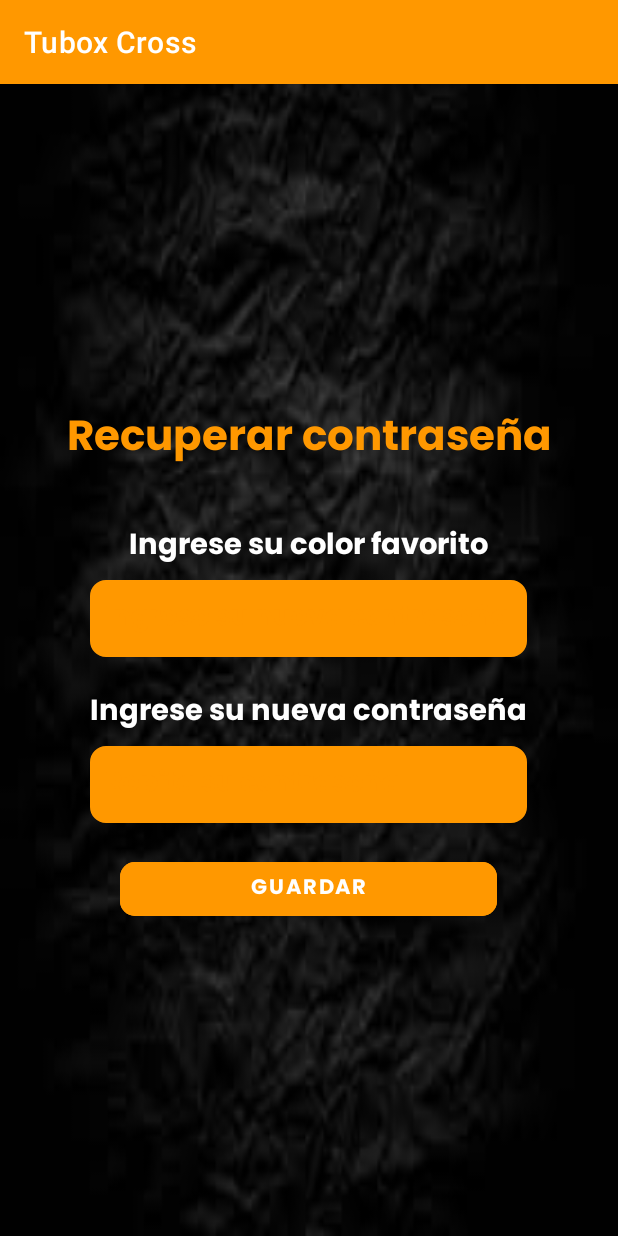
After one commit to leonardopadillla/Tubox-master, an Android app: the RecuperacionPass screen opened directly, with no data from a screen before it, on a phone screen of 412 x 824 dp. The commit adds this screen. Run offline under Robolectric (Android 15) with nearby library versions, the phone set to English and light mode, and no system bars; 3 statements that could not run were skipped.

Commit message:
V2.1
Recuperacion de contrasena agregado correctamente

```diff
--- a/app/src/main/AndroidManifest.xml
+++ b/app/src/main/AndroidManifest.xml
@@ -228,6 +228,9 @@
             android:name=".Creadordieta"
             android:exported="false" />
         <activity
+            android:name=".RecuperacionPass"
+            android:exported="false" />
+        <activity
             android:name=".Dieta1500"
             android:exported="false" />
         <activity
--- /dev/null
+++ b/app/src/main/java/sv/edu/catolica/workin/RecuperacionPass.java
@@ -0,0 +1,62 @@
+package sv.edu.catolica.workin;
+
+import android.content.Intent;
+import android.os.Bundle;
+import android.util.Log;
+import android.view.View;
+import android.widget.Button;
+import android.widget.EditText;
+import android.widget.Toast;
+
+import androidx.appcompat.app.AppCompatActivity;
+
+public class RecuperacionPass extends AppCompatActivity implements View.OnClickListener {
+    EditText pas,  color;
+    Button save;
+    int id=0;
+    Usuario u;
+    daoUsuario dao;
+    String colorbase, colorfinal, passreal;
+
+    @Override
+    protected void onCreate(Bundle savedInstanceState) {
+        super.onCreate(savedInstanceState);
+
+        setContentView(R.layout.design_recuperarpass);
+        color= findViewById(R.id.etColorfavoritorecu);
+        pas= findViewById(R.id.etContrasenanuevarecuperacio);
+        save= findViewById(R.id.btnGuardarcon);
+        save.setOnClickListener(this);
+
+        Bundle bundle = getIntent().getExtras();
+        id=bundle.getInt("id");
+        dao=new daoUsuario(this);
+        u=dao.getUsuarioById(id);
+        Log.d("UsuarioObtenido", u.toString());
+        colorbase=u.getColorfav();
+
+    }
+
+    @Override
+    public void onClick(View v) {
+        switch (v.getId()){
+            case R.id.btnGuardarcon:
+                u.setPassword(pas.getText().toString());
+
+                if(!colorbase.equalsIgnoreCase(color.getText().toString())) {
+                    Toast.makeText(this, "ERROR: Campos vacíos o el color esta erroneo",
+                            Toast.LENGTH_SHORT).show();
+                }else if (dao.updateUsuario(u)){
+
+                    Toast.makeText(this, "Actualización Exitosa!", Toast.LENGTH_SHORT).show();
+                    Intent in = new Intent(RecuperacionPass.this, Login.class);
+                    in.putExtra("id",u.getId());
+                    startActivity(in);
+                    finish();
+                }else{
+                    Toast.makeText(this, "No se puede actualizar", Toast.LENGTH_SHORT).show();
+                }
+                break;
+        }
+    }
+}
--- a/app/src/main/java/sv/edu/catolica/workin/Resgistrarse.java
+++ b/app/src/main/java/sv/edu/catolica/workin/Resgistrarse.java
@@ -2,6 +2,7 @@ package sv.edu.catolica.workin;
 
 import android.content.Intent;
 import android.os.Bundle;
+import android.util.Log;
 import android.view.View;
 import android.widget.Button;
 import android.widget.EditText;
@@ -19,6 +20,7 @@ public class Resgistrarse extends AppCompatActivity implements View.OnClickListe
     EditText pes;
     EditText edd;
     EditText cod;
+    EditText color;
     Button reg;
     daoUsuario dao;
     String codigofinalgym;
@@ -37,6 +39,7 @@ public class Resgistrarse extends AppCompatActivity implements View.OnClickListe
         pes=findViewById(R.id.etPeso);
         edd=findViewById(R.id.etEdad);
         cod=findViewById(R.id.codigogym);
+        color=findViewById(R.id.colorfavoritoet);
         reg.setOnClickListener(this);
 
 
@@ -59,6 +62,7 @@ public class Resgistrarse extends AppCompatActivity implements View.OnClickListe
                 u.setAltura(alt.getText().toString());
                 u.setPeso(pes.getText().toString());
                 u.setEdad(edd.getText().toString());
+                u.setColorfav(color.getText().toString());
                 u.setResultado("0");
                 u.setRutinaAbdomen(0);
                 u.setRutinaBrazo(0);
--- /dev/null
+++ b/app/src/main/res/layout/design_recuperarpass.xml
@@ -0,0 +1,100 @@
+<?xml version="1.0" encoding="utf-8"?>
+<LinearLayout
+    xmlns:android="http://schemas.android.com/apk/res/android"
+    xmlns:app="http://schemas.android.com/apk/res-auto"
+    xmlns:tools="http://schemas.android.com/tools"
+    android:layout_width="match_parent"
+    android:layout_height="match_parent"
+    android:orientation="vertical"
+    android:padding="20dp"
+    android:gravity="center"
+    android:background="@drawable/bgnegro">
+
+    <TextView
+        android:layout_width="match_parent"
+        android:layout_height="wrap_content"
+        android:layout_marginTop="25dp"
+        android:layout_marginBottom="30dp"
+        android:fontFamily="@font/poppinsbold"
+        android:gravity="center"
+        android:text="@string/recuperacion_lbl"
+        android:textColor="@color/boton"
+        android:textSize="28sp"
+        android:textStyle="bold" />
+
+    <LinearLayout
+        android:layout_width="wrap_content"
+        android:layout_height="wrap_content"
+        android:orientation="vertical"
+        >
+
+        <TextView
+            android:layout_width="match_parent"
+            android:layout_height="wrap_content"
+            android:layout_marginBottom="5dp"
+            android:fontFamily="@font/poppinsbold"
+            android:text="@string/colorfav_lbl"
+            android:textAlignment="center"
+            android:textColor="@color/white"
+            android:textSize="19sp"></TextView>
+
+        <EditText
+            android:id="@+id/etColorfavoritorecu"
+            android:layout_width="match_parent"
+            android:layout_height="wrap_content"
+            android:layout_marginBottom="20dp"
+            android:autofillHints="no"
+            android:background="@drawable/sytle_edit"
+            android:enabled="true"
+            android:fontFamily="@font/poppinsbold"
+            android:hint="@string/ayuda_nuevoPassword"
+            android:inputType="textPersonName"
+            android:minHeight="48dp"
+            android:textColor="@color/white"
+            android:textColorHint="@color/boton"
+            tools:ignore="DuplicateSpeakableTextCheck" />
+
+        <TextView
+            android:id="@+id/textView2"
+            android:layout_width="match_parent"
+            android:layout_height="wrap_content"
+            android:layout_marginBottom="5dp"
+            android:fontFamily="@font/poppinsbold"
+            android:text="@string/ayuda_nuevoPassword"
+            android:textColor="@color/white"
+            android:textSize="19sp"></TextView>
+
+        <EditText
+        android:id="@+id/etContrasenanuevarecuperacio"
+        android:layout_width="match_parent"
+        android:layout_height="wrap_content"
+        android:autofillHints="no"
+        android:hint="@string/ayudaConfirmarPass"
+        android:inputType="textPassword"
+        android:minHeight="48dp"
+        android:fontFamily="@font/poppinsbold"
+        android:ems="10"
+        android:enabled="true"
+        android:textColor="@color/white"
+        android:background="@drawable/sytle_edit"
+        tools:ignore="DuplicateSpeakableTextCheck"
+        android:textColorHint="@color/boton" />
+
+        <Button
+            android:id="@+id/btnGuardarcon"
+            style="?attr/materialButtonStyle"
+            android:layout_width="match_parent"
+            android:layout_height="wrap_content"
+            android:layout_gravity="center"
+            android:layout_margin="20dp"
+            android:backgroundTint="@color/boton"
+            android:enabled="true"
+            android:fontFamily="@font/poppinsbold"
+            android:text="@string/btnGuardar"
+            android:textColor="@color/white"
+            app:cornerRadius="10dp"
+            app:strokeColor="@color/boton"
+            tools:ignore="TextContrastCheck" />
+    </LinearLayout>
+
+</LinearLayout>
--- a/app/src/main/res/values/strings.xml
+++ b/app/src/main/res/values/strings.xml
@@ -4,6 +4,7 @@
     <string name="usuario_lbl">Nombre de Usuario</string>
     <string name="logo_app">Logo</string>
     <string name="pass_lbl">Contraseña</string>
+    <string name="recuperarlogin_lbl">¿Desea recuperar su contraseña?</string>
     <string name="ayudaPass">Ingrese su contraseña</string>
     <string name="ayuda_contraseña_olvidada">¿Olvido su contraseña? <u>Click Aquí.</u></string>
     <string name="btn_ingresar">Ingresar</string>
@@ -16,6 +17,8 @@
     <string name="ayudaConfirmarPass">Repita su contraseña</string>
     <string name="codigo">Codigo</string>
     <string name="restablecer_lbl">Restablecer contraseña</string>
+    <string name="recuperacion_lbl">Recuperar contraseña</string>
+    <string name="colorfav_lbl">Ingrese su color favorito</string>
     <string name="restablecer1_lbl">Cambiar Altura</string>
     <string name="restablecer2_lbl">Cambiar Peso</string>
     <string name="restablecer3_lbl">Cambiar Edad</string>
@@ -244,7 +247,7 @@
     <string name="n_mero_de_rutinas_de_todo_el_cuerpo_completadas">Número de rutinas wod 5 completadas satisfactoriamente:</string>
     <string name="desplantes">Desplantes</string>
     <string name="nodieta_lbl">De momento no tienes una dieta asignada</string>
-    <string name="nodieta_txt">Para obtener tu dieta, dirígete a la seccion calculadora de dieta. Debes saber que nunca se recomendaran dietas inferiores a 1.000 Kcal o superiores a 3.000 Kcal en la aplicacion, puesto que debemos asegurar una energía esencial para mantener nuestras funciones vitales, lo que se conoce como metabolismo basal, que incluye el mantenimiento de la temperatura corporal, la respiración, el latido y la actividad cerebral.</string>
+    <string name="nodieta_txt">Para obtener tu dieta, dirígete a la seccion calculadora de dieta. Debes saber que nunca se recomendaran dietas inferiores a 1.500 Kcal o superiores a 2.500 Kcal en la aplicacion, puesto que debemos asegurar una energía esencial para mantener nuestras funciones vitales, lo que se conoce como metabolismo basal, que incluye el mantenimiento de la temperatura corporal, la respiración, el latido y la actividad cerebral.</string>
     <string name="infodespp">Para trabajar bien tus glúteos, durante los desplantes pon el peso en el talón del pie que está adelante para trabajar los músculos. Recuerda que para que los glúteos ardan, debes ir bien abajo al realizar el desplante. Cuando el ángulo de la rodilla se aproxime a los 90 grados, los glúteos se comenzarán a contraer y serán utilizados en el ejercicio. Si no bajas lo suficiente, el ejercicio se concentrará en los cuádriceps o muslos y no obtendrás los beneficios de trabajar tus glúteos.</string>
     <string name="calcular_dieta">Calcular dieta \n (Metabolismo basal)</string>
     <string name="restablecerpass_lbl">¿Desea restablecer su contraseña?</string>
```
Also changed, not shown: app/src/main/java/sv/edu/catolica/workin/Login.java (+34 -25 lines), app/src/main/java/sv/edu/catolica/workin/Usuario.java (+15 -3 lines), app/src/main/java/sv/edu/catolica/workin/daoUsuario.java (+23 -6 lines), app/src/main/res/layout/design_registro.xml (+25 -0 lines), app/src/main/res/layout/login_user.xml (+12 -0 lines), app/src/main/res/layout/rutina_piernas_avanzado.xml (+111 -115 lines).
